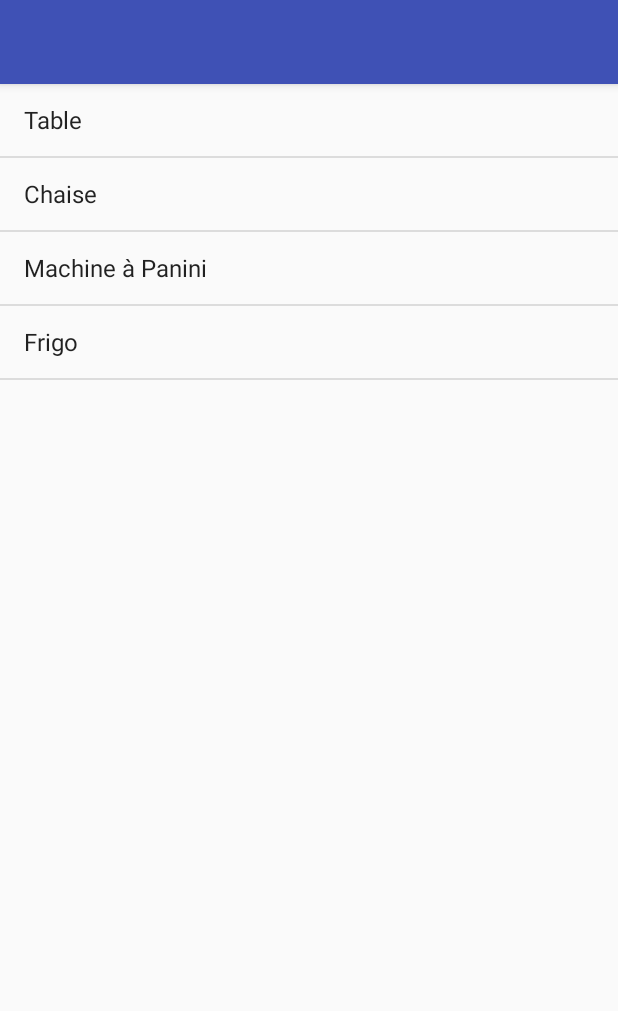
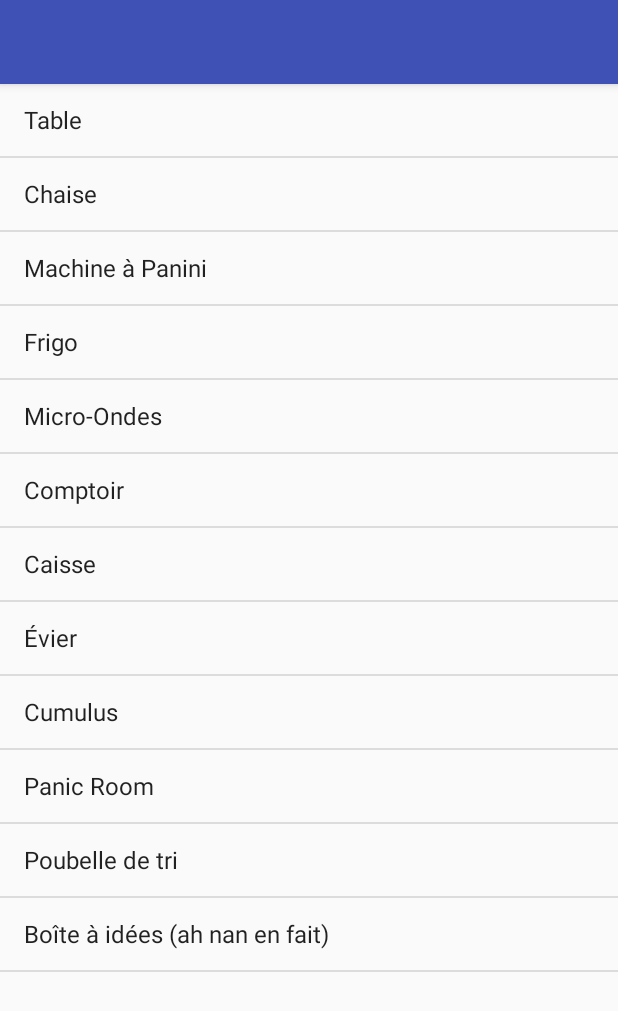
Before and after one commit to thiag73/android-stuff, an Android app: the screen it shows after launch (MainActivity), on a phone screen of 412 x 824 dp. Shown: the top 1011 px of the screen. Run offline under Robolectric (Android 15) with nearby library versions, the phone set to English and light mode, and no system bars.

Commit message:
Plus d'objets pour tester le scroll
Et ça marche !

```diff
--- a/TP5/app/src/main/java/fr/soetz/android/tp5/MainActivity.java
+++ b/TP5/app/src/main/java/fr/soetz/android/tp5/MainActivity.java
@@ -12,7 +12,7 @@ import android.widget.Toast;
 public class MainActivity extends AppCompatActivity {
 
     private ListView liste;
-    private String[] objets = {"Table", "Chaise", "Machine à Panini", "Frigo"};
+    private String[] objets = {"Table", "Chaise", "Machine à Panini", "Frigo", "Micro-Ondes", "Comptoir", "Caisse", "Évier", "Cumulus", "Panic Room", "Poubelle de tri", "Boîte à idées (ah nan en fait)"};
 
     @Override
     protected void onCreate(Bundle savedInstanceState) {
```
